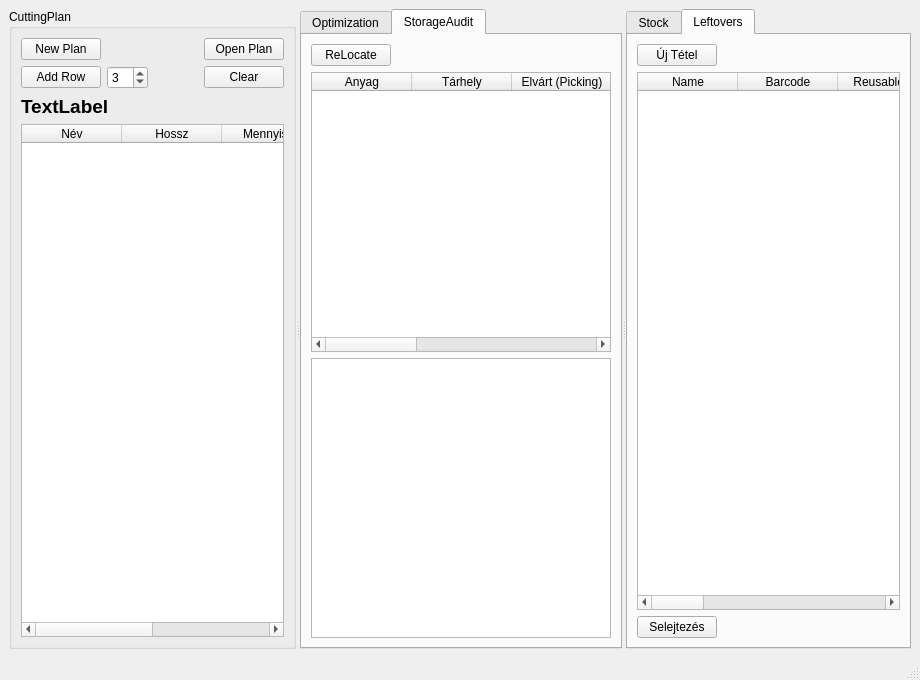
First picture: the form in view/MainWindow.ui, repository horvathzoltan/cutplannerpro, before the edit.
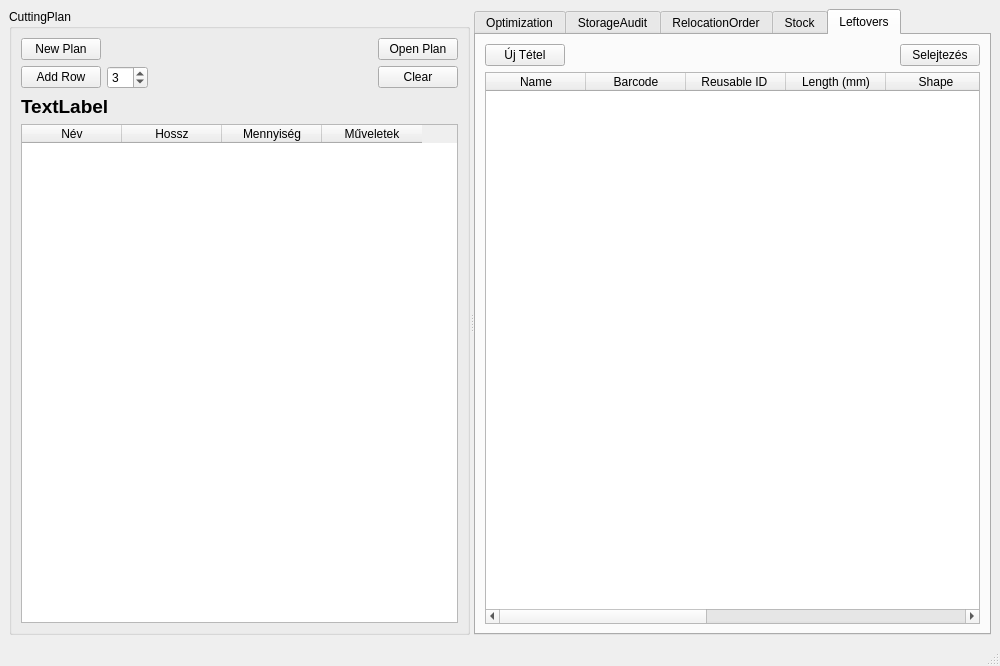
Second picture: the form after the edit. The open tabs and pages were chosen to show the change.

Patch:
```diff
--- a/view/MainWindow.ui
+++ b/view/MainWindow.ui
@@ -6,8 +6,8 @@
    <rect>
     <x>0</x>
     <y>0</y>
-    <width>920</width>
-    <height>680</height>
+    <width>1000</width>
+    <height>666</height>
    </rect>
   </property>
   <property name="windowTitle">
@@ -35,7 +35,7 @@
        </property>
        <property name="maximumSize">
         <size>
-         <width>400</width>
+         <width>600</width>
          <height>16777215</height>
         </size>
        </property>
@@ -347,30 +347,12 @@
          </item>
         </layout>
        </widget>
-      </widget>
-      <widget class="QTabWidget" name="rightBox">
-       <property name="sizePolicy">
-        <sizepolicy hsizetype="Expanding" vsizetype="Preferred">
-         <horstretch>0</horstretch>
-         <verstretch>0</verstretch>
-        </sizepolicy>
-       </property>
-       <property name="minimumSize">
-        <size>
-         <width>200</width>
-         <height>0</height>
-        </size>
-       </property>
-       <property name="maximumSize">
-        <size>
-         <width>850</width>
-         <height>16777215</height>
-        </size>
-       </property>
-       <property name="currentIndex">
-        <number>0</number>
-       </property>
-       <widget class="QWidget" name="rightBoxPage1">
+       <widget class="QWidget" name="tab">
+        <attribute name="title">
+         <string>RelocationOrder</string>
+        </attribute>
+       </widget>
+       <widget class="QWidget" name="tab_3">
         <attribute name="title">
          <string>Stock</string>
         </attribute>
@@ -453,11 +435,14 @@
          </item>
         </layout>
        </widget>
-       <widget class="QWidget" name="tab">
+       <widget class="QWidget" name="tab_4">
         <attribute name="title">
          <string>Leftovers</string>
         </attribute>
-        <layout class="QVBoxLayout" name="verticalLayout_2">
+        <layout class="QVBoxLayout" name="verticalLayout_5">
+         <item>
+          <layout class="QHBoxLayout" name="horizontalLayout_4"/>
+         </item>
          <item>
           <layout class="QHBoxLayout" name="horizontalLayout_6">
            <item>
@@ -480,6 +465,13 @@
              </property>
             </spacer>
            </item>
+           <item>
+            <widget class="QPushButton" name="btn_LeftoverDisposal">
+             <property name="text">
+              <string>Selejtezés</string>
+             </property>
+            </widget>
+           </item>
           </layout>
          </item>
          <item>
@@ -531,30 +523,6 @@
            </column>
           </widget>
          </item>
-         <item>
-          <layout class="QHBoxLayout" name="horizontalLayout_4">
-           <item>
-            <widget class="QPushButton" name="btn_LeftoverDisposal">
-             <property name="text">
-              <string>Selejtezés</string>
-             </property>
-            </widget>
-           </item>
-           <item>
-            <spacer name="horizontalSpacer_3">
-             <property name="orientation">
-              <enum>Qt::Orientation::Horizontal</enum>
-             </property>
-             <property name="sizeHint" stdset="0">
-              <size>
-               <width>40</width>
-               <height>20</height>
-              </size>
-             </property>
-            </spacer>
-           </item>
-          </layout>
-         </item>
         </layout>
        </widget>
       </widget>
```
Left out of the diff: 11 changed lines with no effect on the pictures.
